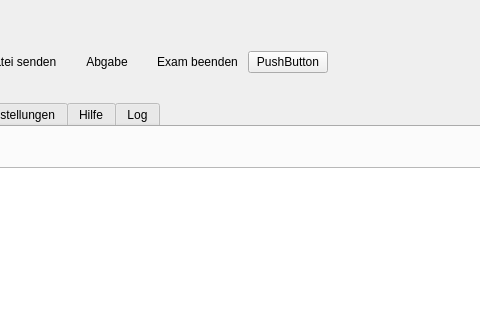
Above: server/server.ui from valueerrorx/life-exam before the change; both pictures show x 125 to 605 and y 0 to 320 of the 924 by 763 pixel window. Below: the same form after it.
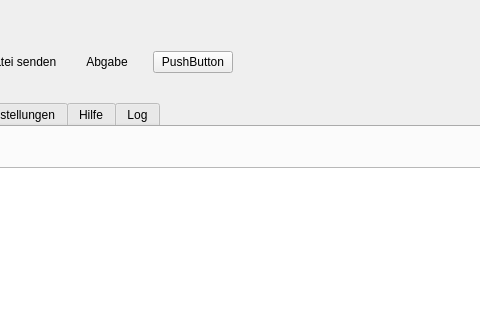
That is the form after the change. Icons and pictures are not drawn.

What changed in the file:
```diff
--- a/server/server.ui
+++ b/server/server.ui
@@ -184,32 +184,6 @@
            </property>
           </widget>
          </item>
-         <item>
-          <widget class="QPushButton" name="exitexam">
-           <property name="toolTip">
-            <string>Prüfungsumgebung beenden</string>
-           </property>
-           <property name="text">
-            <string>Exam beenden</string>
-           </property>
-           <property name="icon">
-            <iconset>
-             <normaloff>../pixmaps/document-noedit.png</normaloff>../pixmaps/document-noedit.png</iconset>
-           </property>
-           <property name="iconSize">
-            <size>
-             <width>32</width>
-             <height>32</height>
-            </size>
-           </property>
-           <property name="autoDefault">
-            <bool>false</bool>
-           </property>
-           <property name="flat">
-            <bool>true</bool>
-           </property>
-          </widget>
-         </item>
          <item>
           <widget class="QPushButton" name="testbtn">
            <property name="text">
```
Left out of the diff: 5 changed lines with no effect on the pictures.
